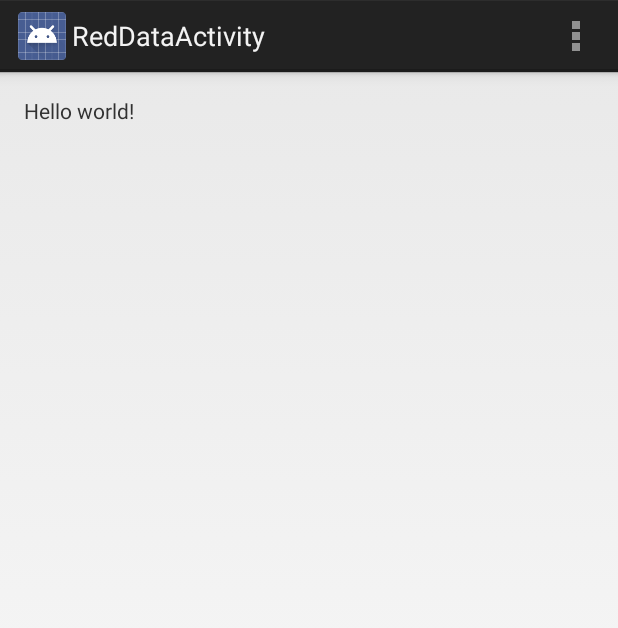
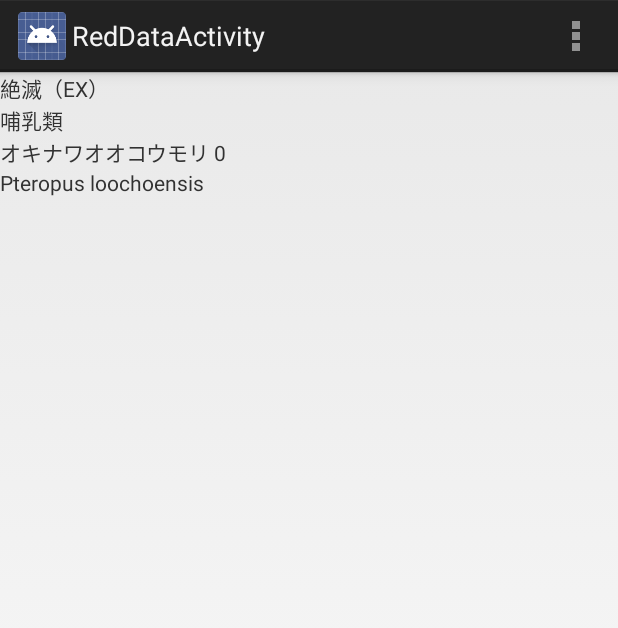
Before and after one commit to mapyo/EveryDayRedBook, an Android app: the screen it shows after launch (RedDataActivity), after a tap on "絶滅（EX）", on a phone screen of 412 x 824 dp. Shown: the top 628 px of the screen. Run offline under Robolectric (Android 15) with nearby library versions, the phone set to English and light mode, and no system bars; 1 other tap on this screen came first.

Commit message:
詳細画面に一通りの値を渡せるようになった

```diff
--- a/app/src/main/java/com/mapyo/everydayredbook/app/MainActivity.java
+++ b/app/src/main/java/com/mapyo/everydayredbook/app/MainActivity.java
@@ -29,6 +29,7 @@ public class MainActivity extends Activity
 
     ListView listView;
     Button addButton;
+    int num;
 
     static RedDataRowAdapter adapter;
 
@@ -56,9 +57,6 @@ public class MainActivity extends Activity
             @Override
             public void onItemClick(AdapterView<?> parent,View view,
                                     int position, long id) {
-                // Toast.makeText(getApplicationContext(), "テスト position: " + position + "id: " + id, Toast.LENGTH_SHORT).show();
-                //Toast.makeText(getApplicationContext(), "新しい画面を開きます", Toast.LENGTH_SHORT).show();
-
                 // 新しい画面へ遷移する
                 // インテントのインスタンス作成
                 Intent intent = new Intent(MainActivity.this, RedDataActivity.class);
@@ -69,11 +67,11 @@ public class MainActivity extends Activity
                 TextView japaneseName = (TextView) view.findViewById(R.id.row_japanese_name);
                 TextView scientificName = (TextView) view.findViewById(R.id.row_scientific_name);
 
-                category.getText();
+                intent.putExtra("CATEGORY", category.getText());
+                intent.putExtra("TAXON", taxon.getText());
+                intent.putExtra("JAPANESE_NAME", japaneseName.getText());
+                intent.putExtra("SCIENTIFIC_NAME", scientificName.getText());
 
-                intent.putExtra("CATEGORY", category.getText());
-
-                //Toast.makeText(getApplicationContext(), category.getText(), Toast.LENGTH_SHORT).show();
                 // 次画面のアクティビティ起動
                 startActivity(intent);
             }
@@ -100,7 +98,7 @@ public class MainActivity extends Activity
         dataList.add(
                 new RedDataRow(
                         "絶滅（EX）", "哺乳類",
-                        "オキナワオオコウモリ", "Pteropus loochoensis"
+                        "オキナワオオコウモリ " + num++, "Pteropus loochoensis"
                         ));
         adapter.notifyDataSetChanged();
     }
--- a/app/src/main/java/com/mapyo/everydayredbook/app/RedDataActivity.java
+++ b/app/src/main/java/com/mapyo/everydayredbook/app/RedDataActivity.java
@@ -5,19 +5,48 @@ import android.content.Intent;
 import android.os.Bundle;
 import android.view.Menu;
 import android.view.MenuItem;
+import android.widget.TextView;
 import android.widget.Toast;
+
+import org.w3c.dom.Text;
 
 
 public class RedDataActivity extends Activity {
+
+    RedDataRow redDataRow;
 
     @Override
     protected void onCreate(Bundle savedInstanceState) {
         super.onCreate(savedInstanceState);
         setContentView(R.layout.activity_red_data);
 
+        setRedDataRow();
+        setLayout();
+
+    }
+
+    // 画面に変数をセット
+    protected void setLayout() {
+        TextView category = (TextView)findViewById(R.id.row_category);
+        TextView taxon = (TextView)findViewById(R.id.row_taxon);
+        TextView japaneseName = (TextView)findViewById(R.id.row_japanese_name);
+        TextView scientificName = (TextView)findViewById(R.id.row_scientific_name);
+
+        category.setText(redDataRow.getCategory());
+        taxon.setText(redDataRow.getTaxon());
+        japaneseName.setText(redDataRow.getJapaneseName());
+        scientificName.setText(redDataRow.getScientificName());
+    }
+
+    private void setRedDataRow() {
         Intent intent = getIntent();
         String category = intent.getStringExtra("CATEGORY");
-        Toast.makeText(getApplicationContext(), category, Toast.LENGTH_SHORT).show();
+        String taxon = intent.getStringExtra("TAXON");
+        String japaneseName = intent.getStringExtra("JAPANESE_NAME");
+        String scientificName = intent.getStringExtra("SCIENTIFIC_NAME");
+
+        redDataRow = new RedDataRow(
+                category, taxon, japaneseName, scientificName);
     }
 
 
--- a/app/src/main/res/layout/activity_red_data.xml
+++ b/app/src/main/res/layout/activity_red_data.xml
@@ -1,16 +1,30 @@
-<RelativeLayout xmlns:android="http://schemas.android.com/apk/res/android"
-    xmlns:tools="http://schemas.android.com/tools"
+<LinearLayout xmlns:android="http://schemas.android.com/apk/res/android"
     android:layout_width="match_parent"
     android:layout_height="match_parent"
-    android:paddingLeft="@dimen/activity_horizontal_margin"
-    android:paddingRight="@dimen/activity_horizontal_margin"
-    android:paddingTop="@dimen/activity_vertical_margin"
-    android:paddingBottom="@dimen/activity_vertical_margin"
-    tools:context="com.mapyo.everydayredbook.app.RedDataActivity">
+    android:orientation="vertical">
+
 
     <TextView
-        android:text="@string/hello_world"
+        android:id="@+id/row_category"
         android:layout_width="wrap_content"
-        android:layout_height="wrap_content" />
+        android:layout_height="wrap_content"
+        />
 
-</RelativeLayout>
+    <TextView
+        android:id="@+id/row_taxon"
+        android:layout_width="wrap_content"
+        android:layout_height="wrap_content"
+        />
+
+    <TextView
+        android:id="@+id/row_japanese_name"
+        android:layout_width="match_parent"
+        android:layout_height="wrap_content"
+        />
+
+    <TextView
+        android:id="@+id/row_scientific_name"
+        android:layout_width="match_parent"
+        android:layout_height="wrap_content"
+        />
+</LinearLayout>
```
